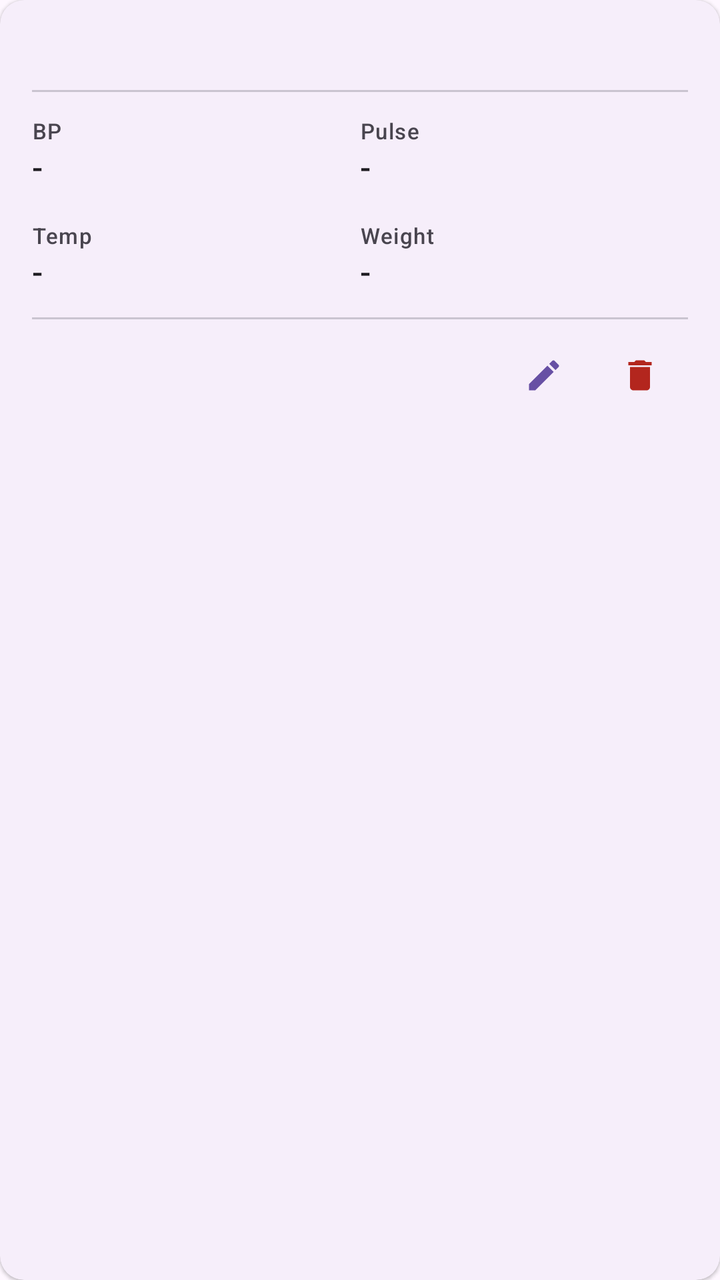
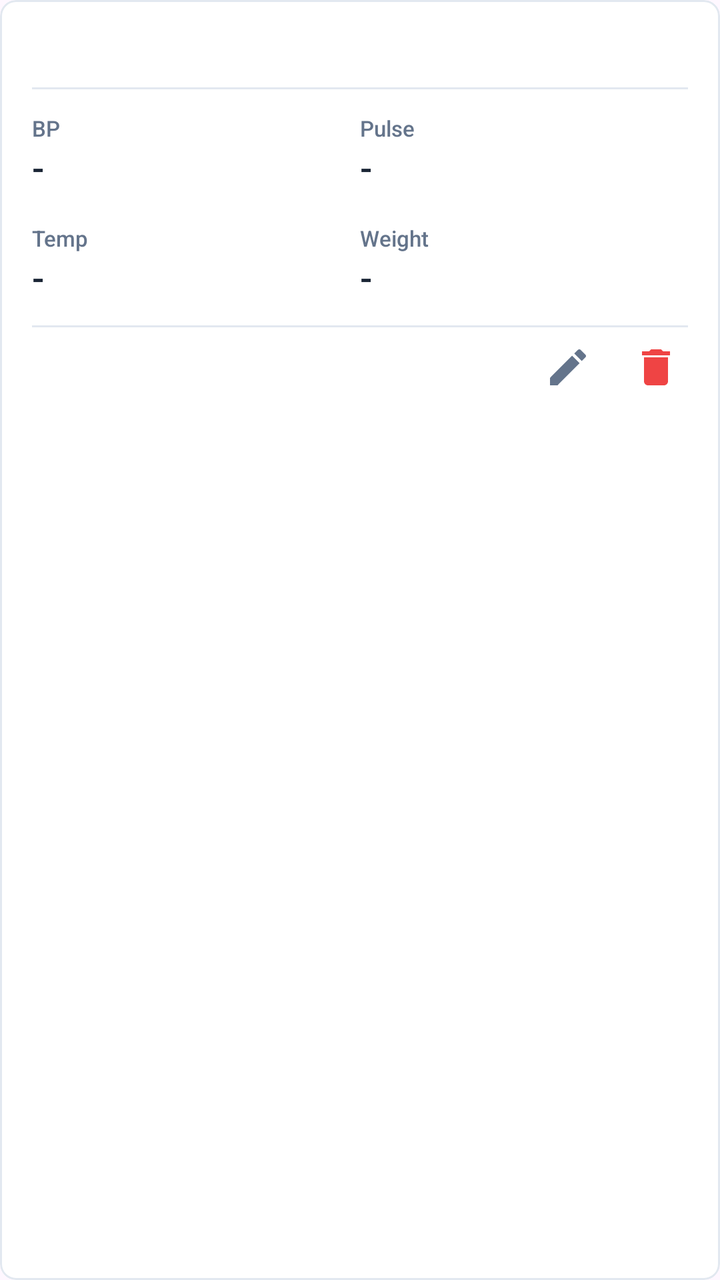

Compare the two renders of this Android layout. The source of the first and the diff that turns it into the second are given below.
<!-- AndroidManifest.xml: application theme Theme.Healthcare_app -->
<!-- res/layout/item_vitals.xml -->
<?xml version="1.0" encoding="utf-8"?>
<com.google.android.material.card.MaterialCardView xmlns:android="http://schemas.android.com/apk/res/android"
    xmlns:app="http://schemas.android.com/apk/res-auto"
    android:layout_width="match_parent"
    android:layout_height="wrap_content"
    android:layout_marginBottom="10dp"
    app:cardElevation="1dp"
    app:cardCornerRadius="12dp"
    app:strokeWidth="0dp">

    <LinearLayout
        android:layout_width="match_parent"
        android:layout_height="wrap_content"
        android:orientation="vertical"
        android:padding="16dp">

        
        <TextView
            android:id="@+id/tvVitalsDate"
            android:layout_width="wrap_content"
            android:layout_height="wrap_content"
            android:textAppearance="?attr/textAppearanceLabelLarge"
            android:textColor="?attr/colorOnSurfaceVariant" />

        
        <com.google.android.material.divider.MaterialDivider
            android:layout_width="match_parent"
            android:layout_height="wrap_content"
            android:layout_marginTop="10dp"
            android:layout_marginBottom="12dp"
            app:dividerColor="?attr/colorOutlineVariant" />

        
        <LinearLayout
            android:layout_width="match_parent"
            android:layout_height="wrap_content"
            android:orientation="horizontal"
            android:baselineAligned="false">

            <LinearLayout
                android:layout_width="0dp"
                android:layout_height="wrap_content"
                android:layout_weight="1"
                android:orientation="vertical">

                <TextView
                    android:layout_width="wrap_content"
                    android:layout_height="wrap_content"
                    android:text="BP"
                    android:textAppearance="?attr/textAppearanceLabelSmall"
                    android:textColor="?attr/colorOnSurfaceVariant" />

                <TextView
                    android:id="@+id/tvVitalsBp"
                    android:layout_width="wrap_content"
                    android:layout_height="wrap_content"
                    android:text="-"
                    android:textAppearance="?attr/textAppearanceTitleMedium"
                    android:textColor="?attr/colorOnSurface" />

            </LinearLayout>

            <LinearLayout
                android:layout_width="0dp"
                android:layout_height="wrap_content"
                android:layout_weight="1"
                android:orientation="vertical">

                <TextView
                    android:layout_width="wrap_content"
                    android:layout_height="wrap_content"
                    android:text="Pulse"
                    android:textAppearance="?attr/textAppearanceLabelSmall"
                    android:textColor="?attr/colorOnSurfaceVariant" />

                <TextView
                    android:id="@+id/tvVitalsPulse"
                    android:layout_width="wrap_content"
                    android:layout_height="wrap_content"
                    android:text="-"
                    android:textAppearance="?attr/textAppearanceTitleMedium"
                    android:textColor="?attr/colorOnSurface" />

            </LinearLayout>

        </LinearLayout>

        
        <LinearLayout
            android:layout_width="match_parent"
            android:layout_height="wrap_content"
            android:orientation="horizontal"
            android:baselineAligned="false"
            android:layout_marginTop="16dp">

            <LinearLayout
                android:layout_width="0dp"
                android:layout_height="wrap_content"
                android:layout_weight="1"
                android:orientation="vertical">

                <TextView
                    android:layout_width="wrap_content"
                    android:layout_height="wrap_content"
                    android:text="Temp"
                    android:textAppearance="?attr/textAppearanceLabelSmall"
                    android:textColor="?attr/colorOnSurfaceVariant" />

                <TextView
                    android:id="@+id/tvVitalsTemp"
                    android:layout_width="wrap_content"
                    android:layout_height="wrap_content"
                    android:text="-"
                    android:textAppearance="?attr/textAppearanceTitleMedium"
                    android:textColor="?attr/colorOnSurface" />

            </LinearLayout>

            <LinearLayout
                android:layout_width="0dp"
                android:layout_height="wrap_content"
                android:layout_weight="1"
                android:orientation="vertical">

                <TextView
                    android:layout_width="wrap_content"
                    android:layout_height="wrap_content"
                    android:text="Weight"
                    android:textAppearance="?attr/textAppearanceLabelSmall"
                    android:textColor="?attr/colorOnSurfaceVariant" />

                <TextView
                    android:id="@+id/tvVitalsWeight"
                    android:layout_width="wrap_content"
                    android:layout_height="wrap_content"
                    android:text="-"
                    android:textAppearance="?attr/textAppearanceTitleMedium"
                    android:textColor="?attr/colorOnSurface" />

            </LinearLayout>

        </LinearLayout>

        
        <com.google.android.material.divider.MaterialDivider
            android:layout_width="match_parent"
            android:layout_height="wrap_content"
            android:layout_marginTop="12dp"
            android:layout_marginBottom="4dp"
            app:dividerColor="?attr/colorOutlineVariant" />

        
        <LinearLayout
            android:layout_width="match_parent"
            android:layout_height="wrap_content"
            android:orientation="horizontal"
            android:gravity="end">

            <com.google.android.material.button.MaterialButton
                android:id="@+id/btnEditVital"
                style="@style/Widget.Material3.Button.IconButton"
                android:layout_width="wrap_content"
                android:layout_height="wrap_content"
                android:contentDescription="Edit"
                app:icon="@drawable/ic_edit_24" />

            <com.google.android.material.button.MaterialButton
                android:id="@+id/btnDeleteVital"
                style="@style/Widget.Material3.Button.IconButton"
                android:layout_width="wrap_content"
                android:layout_height="wrap_content"
                android:contentDescription="Delete"
                app:icon="@drawable/ic_delete_24"
                app:iconTint="?attr/colorError" />

        </LinearLayout>

    </LinearLayout>

</com.google.android.material.card.MaterialCardView>
<!-- resources referenced by this layout -->
<resources>
  <!-- drawable ic_delete_24 (drawable) -->
  <vector xmlns:android="http://schemas.android.com/apk/res/android"
      android:width="24dp"
      android:height="24dp"
      android:viewportWidth="24"
      android:viewportHeight="24"
      android:tint="?attr/colorControlNormal">
      <path
          android:fillColor="@android:color/white"
          android:pathData="M6,19c0,1.1 0.9,2 2,2h8c1.1,0 2,-0.9 2,-2V7H6v12zM19,4h-3.5l-1,-1h-5l-1,1H5v2h14V4z"/>
  </vector>
  <!-- drawable ic_edit_24 (drawable) -->
  <vector xmlns:android="http://schemas.android.com/apk/res/android"
      android:width="24dp"
      android:height="24dp"
      android:viewportWidth="24"
      android:viewportHeight="24"
      android:tint="?attr/colorControlNormal">
      <path
          android:fillColor="@android:color/white"
          android:pathData="M3,17.25V21h3.75L17.81,9.94l-3.75,-3.75L3,17.25zM20.71,7.04c0.39,-0.39 0.39,-1.02 0,-1.41l-2.34,-2.34c-0.39,-0.39 -1.02,-0.39 -1.41,0l-1.83,1.83 3.75,3.75 1.83,-1.83z"/>
  </vector>
  <style name="Theme.Healthcare_app" parent="Base.Theme.Healthcare_app" />
  <style name="Base.Theme.Healthcare_app" parent="Theme.Material3.DayNight.NoActionBar">
      </style>
</resources>

<!-- the commit's change to res/layout/item_vitals.xml (unified diff, before → after) -->
@@ -4,9 +4,11 @@
     android:layout_width="match_parent"
     android:layout_height="wrap_content"
     android:layout_marginBottom="10dp"
-    app:cardElevation="1dp"
-    app:cardCornerRadius="12dp"
-    app:strokeWidth="0dp">
+    app:cardElevation="0dp"
+    app:cardBackgroundColor="#FFFFFF"
+    app:strokeColor="#E2E8F0"
+    app:cardCornerRadius="8dp"
+    app:strokeWidth="1dp">
 
     <LinearLayout
         android:layout_width="match_parent"
@@ -19,16 +21,18 @@
             android:id="@+id/tvVitalsDate"
             android:layout_width="wrap_content"
             android:layout_height="wrap_content"
-            android:textAppearance="?attr/textAppearanceLabelLarge"
-            android:textColor="?attr/colorOnSurfaceVariant" />
+            android:textSize="13sp"
+            android:fontFamily="sans-serif-medium"
+            android:textColor="#64748B" />
 
         
-        <com.google.android.material.divider.MaterialDivider
+        <View
+            android:background="#E2E8F0"
             android:layout_width="match_parent"
-            android:layout_height="wrap_content"
+            
             android:layout_marginTop="10dp"
             android:layout_marginBottom="12dp"
-            app:dividerColor="?attr/colorOutlineVariant" />
+            android:layout_height="1dp" />
 
         
         <LinearLayout
@@ -47,16 +51,18 @@
                     android:layout_width="wrap_content"
                     android:layout_height="wrap_content"
                     android:text="BP"
-                    android:textAppearance="?attr/textAppearanceLabelSmall"
-                    android:textColor="?attr/colorOnSurfaceVariant" />
+                    android:textSize="11sp"
+            android:fontFamily="sans-serif-medium"
+                    android:textColor="#64748B" />
 
                 <TextView
                     android:id="@+id/tvVitalsBp"
                     android:layout_width="wrap_content"
                     android:layout_height="wrap_content"
                     android:text="-"
-                    android:textAppearance="?attr/textAppearanceTitleMedium"
-                    android:textColor="?attr/colorOnSurface" />
+                    android:textSize="18sp"
+            android:fontFamily="sans-serif-medium"
+                    android:textColor="#1A2535" />
 
             </LinearLayout>
 
@@ -70,16 +76,18 @@
                     android:layout_width="wrap_content"
                     android:layout_height="wrap_content"
                     android:text="Pulse"
-                    android:textAppearance="?attr/textAppearanceLabelSmall"
-                    android:textColor="?attr/colorOnSurfaceVariant" />
+                    android:textSize="11sp"
+            android:fontFamily="sans-serif-medium"
+                    android:textColor="#64748B" />
 
                 <TextView
                     android:id="@+id/tvVitalsPulse"
                     android:layout_width="wrap_content"
                     android:layout_height="wrap_content"
                     android:text="-"
-                    android:textAppearance="?attr/textAppearanceTitleMedium"
-                    android:textColor="?attr/colorOnSurface" />
+                    android:textSize="18sp"
+            android:fontFamily="sans-serif-medium"
+                    android:textColor="#1A2535" />
 
             </LinearLayout>
 
@@ -103,16 +111,18 @@
                     android:layout_width="wrap_content"
                     android:layout_height="wrap_content"
                     android:text="Temp"
-                    android:textAppearance="?attr/textAppearanceLabelSmall"
-                    android:textColor="?attr/colorOnSurfaceVariant" />
+                    android:textSize="11sp"
+            android:fontFamily="sans-serif-medium"
+                    android:textColor="#64748B" />
 
                 <TextView
                     android:id="@+id/tvVitalsTemp"
                     android:layout_width="wrap_content"
                     android:layout_height="wrap_content"
                     android:text="-"
-                    android:textAppearance="?attr/textAppearanceTitleMedium"
-                    android:textColor="?attr/colorOnSurface" />
+                    android:textSize="18sp"
+            android:fontFamily="sans-serif-medium"
+                    android:textColor="#1A2535" />
 
             </LinearLayout>
 
@@ -126,28 +136,30 @@
                     android:layout_width="wrap_content"
                     android:layout_height="wrap_content"
                     android:text="Weight"
-                    android:textAppearance="?attr/textAppearanceLabelSmall"
-                    android:textColor="?attr/colorOnSurfaceVariant" />
+                    android:textSize="11sp"
+            android:fontFamily="sans-serif-medium"
+                    android:textColor="#64748B" />
 
                 <TextView
                     android:id="@+id/tvVitalsWeight"
                     android:layout_width="wrap_content"
                     android:layout_height="wrap_content"
                     android:text="-"
-                    android:textAppearance="?attr/textAppearanceTitleMedium"
-                    android:textColor="?attr/colorOnSurface" />
+                    android:textSize="18sp"
+            android:fontFamily="sans-serif-medium"
+                    android:textColor="#1A2535" />
 
             </LinearLayout>
 
         </LinearLayout>
 
         
-        <com.google.android.material.divider.MaterialDivider
+        <View
+            android:background="#E2E8F0"
             android:layout_width="match_parent"
-            android:layout_height="wrap_content"
+            android:layout_height="1dp"
             android:layout_marginTop="12dp"
-            android:layout_marginBottom="4dp"
-            app:dividerColor="?attr/colorOutlineVariant" />
+            android:layout_marginBottom="4dp" />
 
         
         <LinearLayout
@@ -156,22 +168,26 @@
             android:orientation="horizontal"
             android:gravity="end">
 
-            <com.google.android.material.button.MaterialButton
+            <ImageView
                 android:id="@+id/btnEditVital"
-                style="@style/Widget.Material3.Button.IconButton"
-                android:layout_width="wrap_content"
-                android:layout_height="wrap_content"
+                android:layout_width="32dp"
+                android:layout_height="32dp"
+                android:layout_marginEnd="12dp"
+                android:padding="4dp"
+                android:background="?attr/selectableItemBackgroundBorderless"
                 android:contentDescription="Edit"
-                app:icon="@drawable/ic_edit_24" />
+                android:src="@drawable/ic_edit_24"
+                app:tint="#64748B" />
 
-            <com.google.android.material.button.MaterialButton
+            <ImageView
                 android:id="@+id/btnDeleteVital"
-                style="@style/Widget.Material3.Button.IconButton"
-                android:layout_width="wrap_content"
-                android:layout_height="wrap_content"
+                android:layout_width="32dp"
+                android:layout_height="32dp"
+                android:padding="4dp"
+                android:background="?attr/selectableItemBackgroundBorderless"
                 android:contentDescription="Delete"
-                app:icon="@drawable/ic_delete_24"
-                app:iconTint="?attr/colorError" />
+                android:src="@drawable/ic_delete_24"
+                app:tint="#EF4444" />
 
         </LinearLayout>
 
<!-- resource entries referenced after the edit -->
@@ -23,7 +23,32 @@
           android:pathData="M3,17.25V21h3.75L17.81,9.94l-3.75,-3.75L3,17.25zM20.71,7.04c0.39,-0.39 0.39,-1.02 0,-1.41l-2.34,-2.34c-0.39,-0.39 -1.02,-0.39 -1.41,0l-1.83,1.83 3.75,3.75 1.83,-1.83z"/>
   </vector>
   <style name="Theme.Healthcare_app" parent="Base.Theme.Healthcare_app" />
-  <style name="Base.Theme.Healthcare_app" parent="Theme.Material3.DayNight.NoActionBar">
+  <style name="Base.Theme.Healthcare_app" parent="Theme.Material3.Light.NoActionBar">
+          <item name="bottomSheetDialogTheme">@style/Theme.Healthcare_app.BottomSheetDialog</item>
+      </style>
+  <style name="Theme.Healthcare_app.BottomSheetDialog" parent="ThemeOverlay.Material3.BottomSheetDialog">
+          <item name="android:windowIsFloating">false</item>
+          <item name="android:backgroundDimEnabled">true</item>
+          
+          <item name="colorSurface">#FFFFFF</item>
+          <item name="colorOnSurface">#1A2535</item>
+          <item name="colorOnSurfaceVariant">#64748B</item>
+          <item name="android:colorBackground">#FFFFFF</item>
+          <item name="colorPrimary">#185FA5</item>
+          <item name="colorOnPrimary">#FFFFFF</item>
+          
+          <item name="android:textColorPrimary">#1A2535</item>
+          <item name="android:textColorSecondary">#64748B</item>
+          <item name="android:textColorHint">#64748B</item>
+          
+          <item name="colorControlNormal">#E2E8F0</item>
+          <item name="colorControlActivated">#185FA5</item>
+          
+          <item name="bottomSheetStyle">@style/LightBottomSheetStyle</item>
+      </style>
+  <style name="LightBottomSheetStyle" parent="Widget.Material3.BottomSheet.Modal">
+          <item name="backgroundTint">#FFFFFF</item>
+          <item name="android:elevation">0dp</item>
       </style>
 </resources>
 
